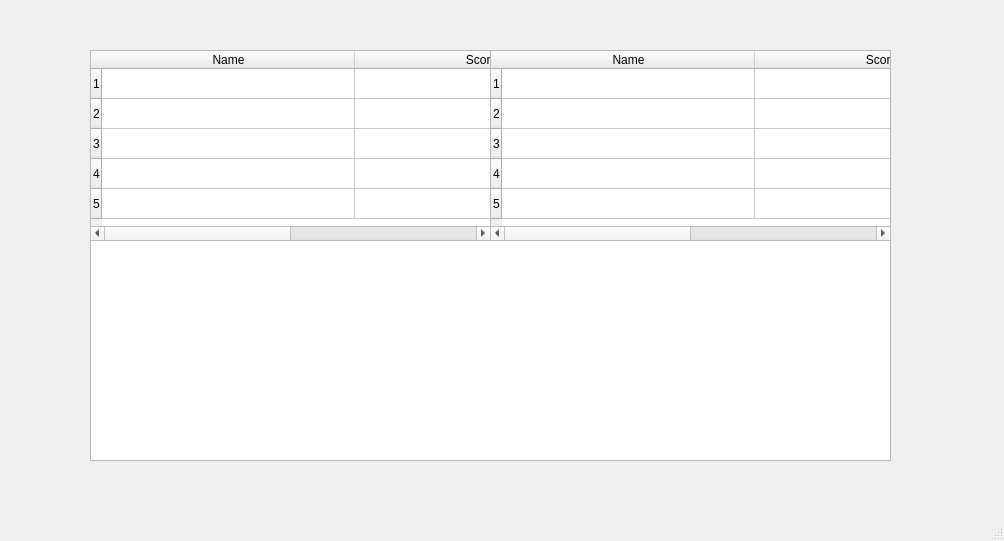
The window that playActionScreen.ui (TelevisionNinja/LaserTagThing) describes before a commit, drawn with Qt 5.
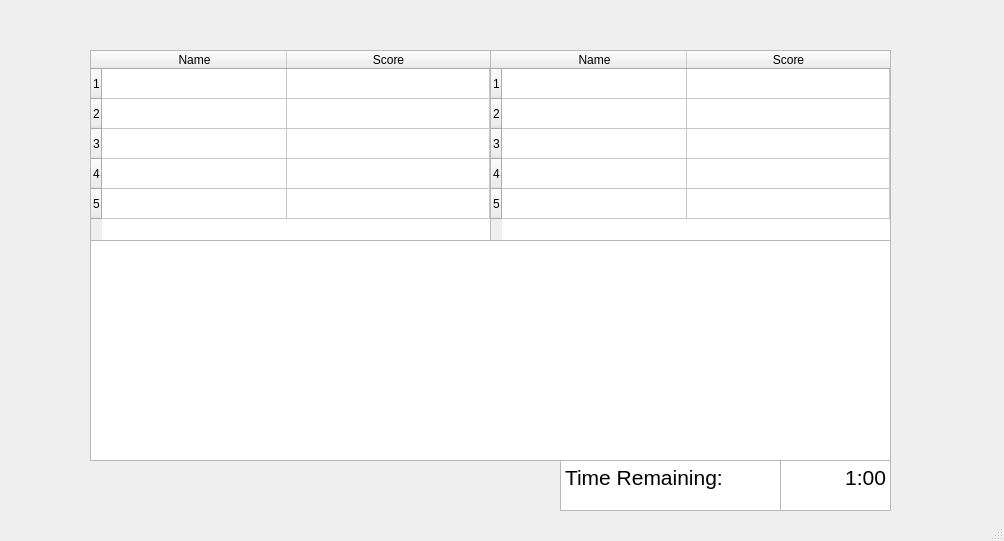
The same window after the commit.

Commit message: tweaked the formatting of the window and added the time remaining

Patch:
```diff
--- a/playActionScreen.ui
+++ b/playActionScreen.ui
@@ -57,10 +57,10 @@
      <bool>true</bool>
     </attribute>
     <attribute name="horizontalHeaderMinimumSectionSize">
-     <number>49</number>
+     <number>0</number>
     </attribute>
     <attribute name="horizontalHeaderDefaultSectionSize">
-     <number>253</number>
+     <number>185</number>
     </attribute>
     <attribute name="horizontalHeaderShowSortIndicator" stdset="0">
      <bool>false</bool>
@@ -93,6 +93,23 @@
      </property>
     </column>
    </widget>
+   <widget class="QTextEdit" name="textEdit">
+    <property name="geometry">
+     <rect>
+      <x>560</x>
+      <y>460</y>
+      <width>221</width>
+      <height>51</height>
+     </rect>
+    </property>
+    <property name="html">
+     <string>&lt;!DOCTYPE HTML PUBLIC &quot;-//W3C//DTD HTML 4.0//EN&quot; &quot;http://www.w3.org/TR/REC-html40/strict.dtd&quot;&gt;
+&lt;html&gt;&lt;head&gt;&lt;meta name=&quot;qrichtext&quot; content=&quot;1&quot; /&gt;&lt;style type=&quot;text/css&quot;&gt;
+p, li { white-space: pre-wrap; }
+&lt;/style&gt;&lt;/head&gt;&lt;body style=&quot; font-family:'MS Shell Dlg 2'; font-size:7.8pt; font-weight:400; font-style:normal;&quot;&gt;
+&lt;p style=&quot; margin-top:0px; margin-bottom:0px; margin-left:0px; margin-right:0px; -qt-block-indent:0; text-indent:0px;&quot;&gt;&lt;span style=&quot; font-size:16pt;&quot;&gt;Time Remaining:&lt;/span&gt;&lt;/p&gt;&lt;/body&gt;&lt;/html&gt;</string>
+    </property>
+   </widget>
    <widget class="QTableWidget" name="team2">
     <property name="geometry">
      <rect>
@@ -126,10 +143,10 @@
      <bool>true</bool>
     </attribute>
     <attribute name="horizontalHeaderMinimumSectionSize">
-     <number>49</number>
+     <number>0</number>
     </attribute>
     <attribute name="horizontalHeaderDefaultSectionSize">
-     <number>253</number>
+     <number>185</number>
     </attribute>
     <attribute name="horizontalHeaderShowSortIndicator" stdset="0">
      <bool>false</bool>
@@ -162,6 +179,23 @@
      </property>
     </column>
    </widget>
+   <widget class="QTextBrowser" name="Timer">
+    <property name="geometry">
+     <rect>
+      <x>780</x>
+      <y>460</y>
+      <width>111</width>
+      <height>51</height>
+     </rect>
+    </property>
+    <property name="html">
+     <string>&lt;!DOCTYPE HTML PUBLIC &quot;-//W3C//DTD HTML 4.0//EN&quot; &quot;http://www.w3.org/TR/REC-html40/strict.dtd&quot;&gt;
+&lt;html&gt;&lt;head&gt;&lt;meta name=&quot;qrichtext&quot; content=&quot;1&quot; /&gt;&lt;style type=&quot;text/css&quot;&gt;
+p, li { white-space: pre-wrap; }
+&lt;/style&gt;&lt;/head&gt;&lt;body style=&quot; font-family:'MS Shell Dlg 2'; font-size:7.8pt; font-weight:400; font-style:normal;&quot;&gt;
+&lt;p align=&quot;right&quot; style=&quot; margin-top:0px; margin-bottom:0px; margin-left:0px; margin-right:0px; -qt-block-indent:0; text-indent:0px;&quot;&gt;&lt;span style=&quot; font-size:16pt;&quot;&gt;1:00&lt;/span&gt;&lt;/p&gt;&lt;/body&gt;&lt;/html&gt;</string>
+    </property>
+   </widget>
   </widget>
   <widget class="QStatusBar" name="statusbar"/>
  </widget>
```
Left out of the diff: 4 changed lines with no effect on the pictures. The commit also changes 1 other file.
